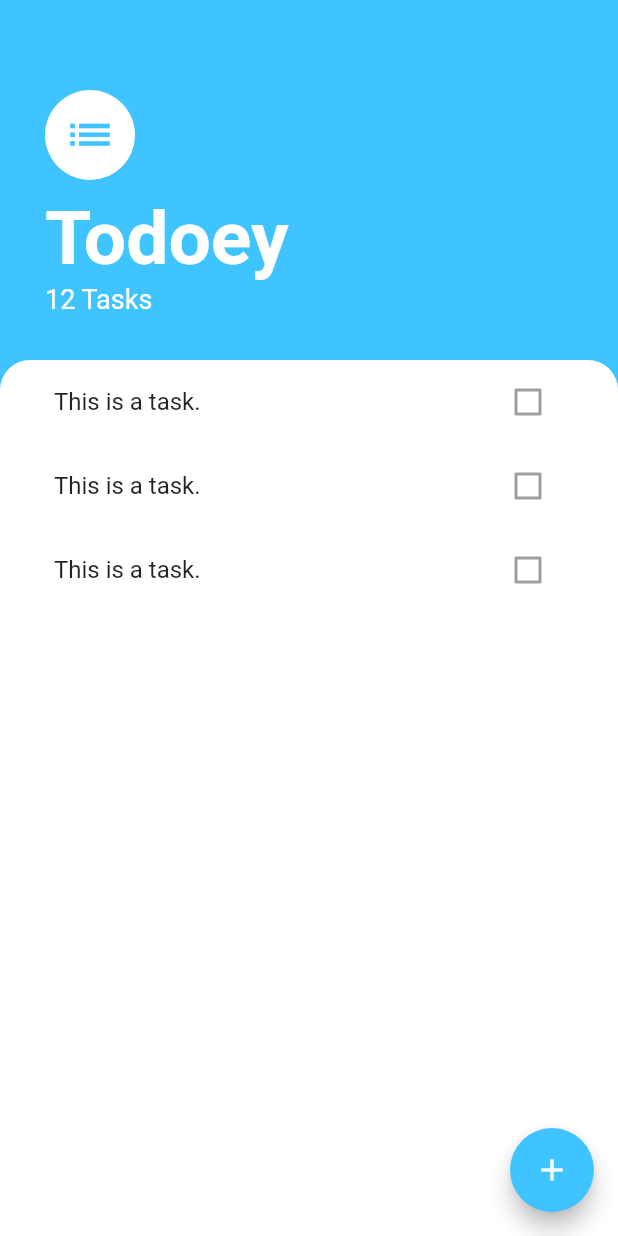
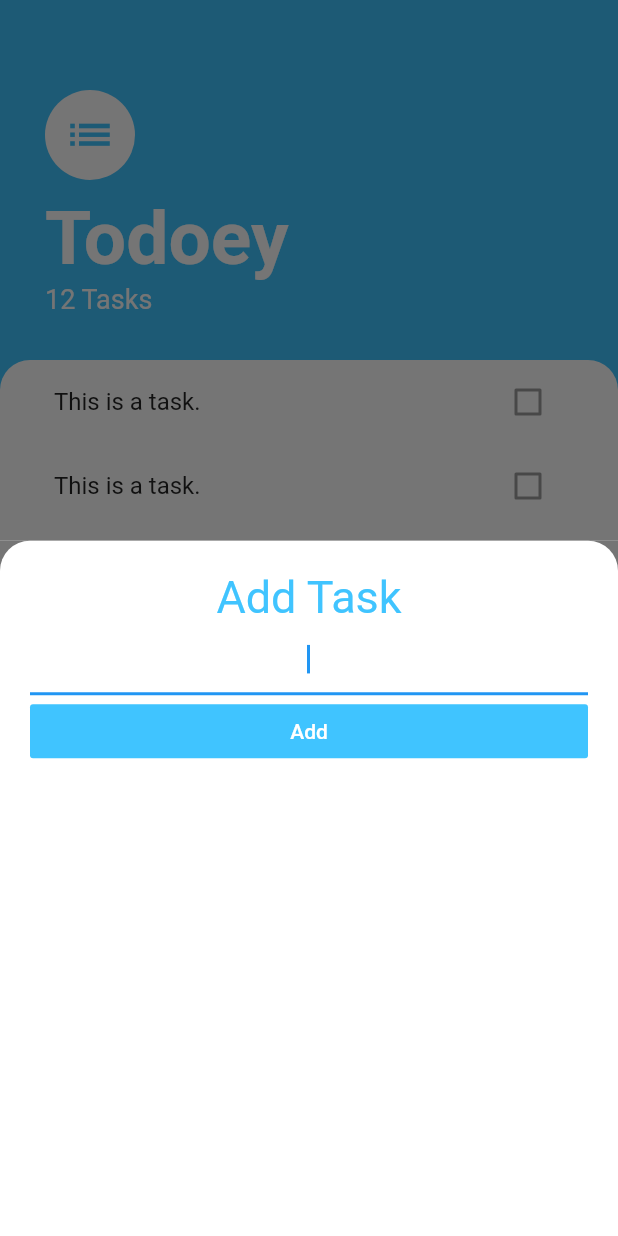
Before and after one commit to atik666/Todoey, a Flutter app: the screen it shows after launch, after a tap on the "add" icon, on a phone screen of 412 x 824 dp. Run offline on Flutter 3.47's test engine with Material 2 defaults, Android fonts, the phone set to English and light mode, and no system bars.

Commit message:
second commit

```diff
--- /dev/null
+++ b/lib/screens/add_task_screen.dart
@@ -0,0 +1,46 @@
+import 'package:flutter/material.dart';
+import 'package:todoey_flutter/screens/tasks_screen.dart';
+
+class AddTaskScreen extends StatelessWidget {
+  @override
+  Widget build(BuildContext context) {
+    return Container(
+      color: Color(0xff757575),
+      child: Container(
+        padding: EdgeInsets.all(20),
+        decoration: BoxDecoration(
+          color: Colors.white,
+          borderRadius: BorderRadius.only(
+            topRight: Radius.circular(20),
+            topLeft: Radius.circular(20),
+          ),
+        ),
+        child: Column(
+          crossAxisAlignment: CrossAxisAlignment.stretch,
+          children: [
+            Text('Add Task',
+            textAlign: TextAlign.center,
+            style: TextStyle(
+              fontSize: 30,
+              color: Colors.lightBlueAccent,
+            ),),
+            TextField(
+              autofocus: true,
+              textAlign: TextAlign.center,
+            ),
+            FlatButton(
+              child: Text('Add',
+              style: TextStyle(
+                color: Colors.white,
+              ),),
+              color: Colors.lightBlueAccent,
+              onPressed: (){
+
+              },
+            ),
+          ],
+        ),
+      ),
+    );
+  }
+}
--- a/lib/screens/tasks_screen.dart
+++ b/lib/screens/tasks_screen.dart
@@ -1,6 +1,7 @@
 import 'package:flutter/material.dart';
 import 'package:todoey_flutter/widgets/task_tile.dart';
 import 'package:todoey_flutter/widgets/tasks_list.dart';
+import 'package:todoey_flutter/screens/add_task_screen.dart';
 
 class TasksScreen extends StatelessWidget {
   @override
@@ -10,8 +11,11 @@ class TasksScreen extends StatelessWidget {
       floatingActionButton: FloatingActionButton(
         backgroundColor: Colors.lightBlueAccent,
         child: Icon(Icons.add),
-        onPressed: (){
-
+        onPressed: () {
+          showModalBottomSheet(
+            context: context,
+            builder: (BuildContext context) => AddTaskScreen(),
+          );
         },
       ),
       body: Column(
```
